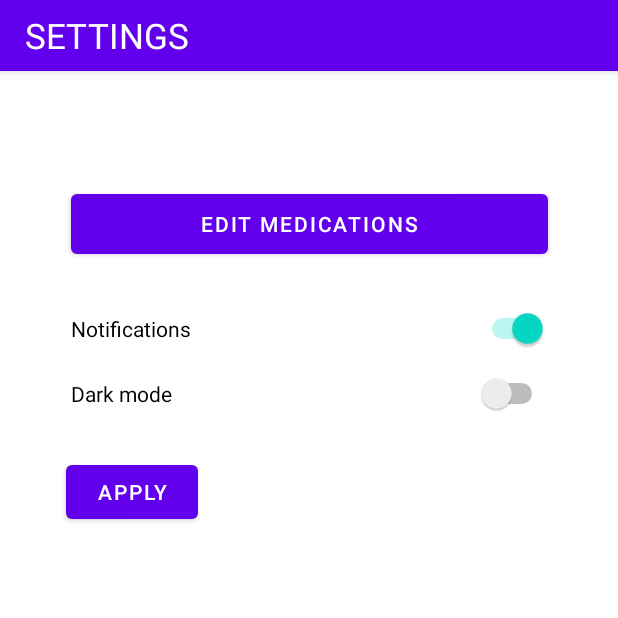
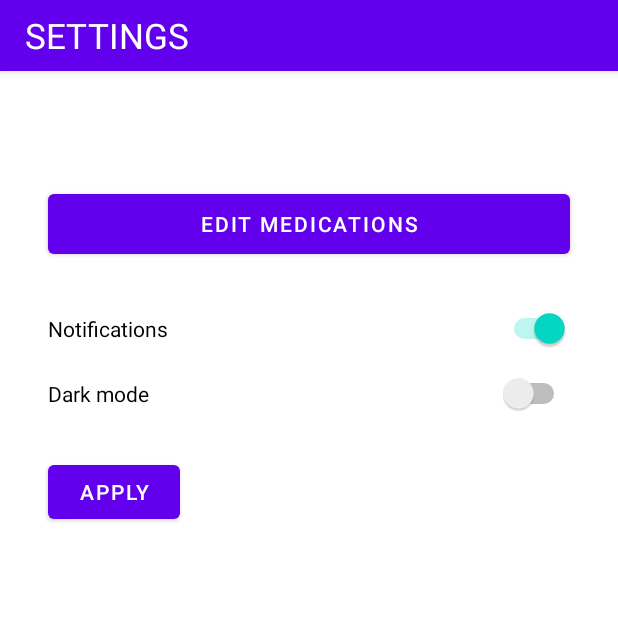
Before and after one commit to Digitaalitontut/Meds-Memory, an Android app: the Settings screen opened directly, with no data from a screen before it, on a phone screen of 412 x 824 dp, the top half of it. Run offline under Robolectric (Android 15) with nearby library versions, the phone set to English and light mode, and no system bars.

Commit message:
Small fixes to layouts I screwed up yesterday. Supposedly no longer screwed up.

```diff
--- a/app/src/main/res/layout/activity_add_medication.xml
+++ b/app/src/main/res/layout/activity_add_medication.xml
@@ -12,7 +12,7 @@
 
     <EditText
         android:id="@+id/editTextMedication"
-        android:layout_width="409dp"
+        android:layout_width="0dp"
         android:layout_height="wrap_content"
         android:layout_marginStart="16dp"
         android:layout_marginTop="16dp"
@@ -26,7 +26,7 @@
 
     <EditText
         android:id="@+id/editTextDose"
-        android:layout_width="409dp"
+        android:layout_width="0dp"
         android:layout_height="wrap_content"
         android:layout_marginStart="16dp"
         android:layout_marginTop="16dp"
@@ -35,6 +35,7 @@
         android:hint="@string/edit_dose"
         android:inputType="textPersonName"
         app:layout_constraintEnd_toEndOf="parent"
+        app:layout_constraintHorizontal_bias="0.5"
         app:layout_constraintStart_toStartOf="parent"
         app:layout_constraintTop_toBottomOf="@+id/editTextMedication" />
 
@@ -60,7 +61,7 @@
 
     <EditText
         android:id="@+id/editMultiLineNotes"
-        android:layout_width="409dp"
+        android:layout_width="0dp"
         android:layout_height="138dp"
         android:layout_marginStart="16dp"
         android:layout_marginEnd="16dp"
--- a/app/src/main/res/layout/activity_reminder.xml
+++ b/app/src/main/res/layout/activity_reminder.xml
@@ -60,8 +60,8 @@
 
     <TextView
         android:id="@+id/textViewNotes"
-        android:layout_width="356dp"
-        android:layout_height="116dp"
+        android:layout_width="0dp"
+        android:layout_height="wrap_content"
         android:layout_marginStart="16dp"
         android:layout_marginTop="25dp"
         android:layout_marginEnd="16dp"
--- a/app/src/main/res/layout/activity_settings.xml
+++ b/app/src/main/res/layout/activity_settings.xml
@@ -10,13 +10,11 @@
 
     <Switch
         android:id="@+id/switchNotification"
-        android:layout_width="318dp"
+        android:layout_width="0dp"
         android:layout_height="27dp"
-        android:layout_marginStart="16dp"
-        android:layout_marginLeft="16dp"
+        android:layout_marginStart="32dp"
         android:layout_marginTop="30dp"
-        android:layout_marginEnd="16dp"
-        android:layout_marginRight="16dp"
+        android:layout_marginEnd="32dp"
         android:checked="true"
         android:text="@string/switch_notifications"
         app:layout_constraintEnd_toEndOf="parent"
@@ -25,13 +23,11 @@
 
     <Switch
         android:id="@+id/switchTheme"
-        android:layout_width="318dp"
+        android:layout_width="0dp"
         android:layout_height="27dp"
-        android:layout_marginStart="16dp"
-        android:layout_marginLeft="16dp"
+        android:layout_marginStart="32dp"
         android:layout_marginTop="16dp"
-        android:layout_marginEnd="16dp"
-        android:layout_marginRight="16dp"
+        android:layout_marginEnd="32dp"
         android:text="@string/switch_theme"
         app:layout_constraintEnd_toEndOf="parent"
         app:layout_constraintHorizontal_bias="0.508"
@@ -47,12 +43,10 @@
 
     <Button
         android:id="@+id/buttonEdit"
-        android:layout_width="318dp"
+        android:layout_width="0dp"
         android:layout_height="52dp"
-        android:layout_marginStart="16dp"
-        android:layout_marginLeft="16dp"
-        android:layout_marginEnd="16dp"
-        android:layout_marginRight="16dp"
+        android:layout_marginStart="32dp"
+        android:layout_marginEnd="32dp"
         android:onClick="editMedications"
         android:text="@string/button_edit"
         app:layout_constraintEnd_toEndOf="parent"
@@ -63,8 +57,7 @@
         android:id="@+id/applySettingsButton"
         android:layout_width="wrap_content"
         android:layout_height="wrap_content"
-        android:layout_marginStart="44dp"
-        android:layout_marginLeft="44dp"
+        android:layout_marginStart="32dp"
         android:layout_marginTop="28dp"
         android:onClick="applySettings"
         android:text="@string/apply_button"
```
